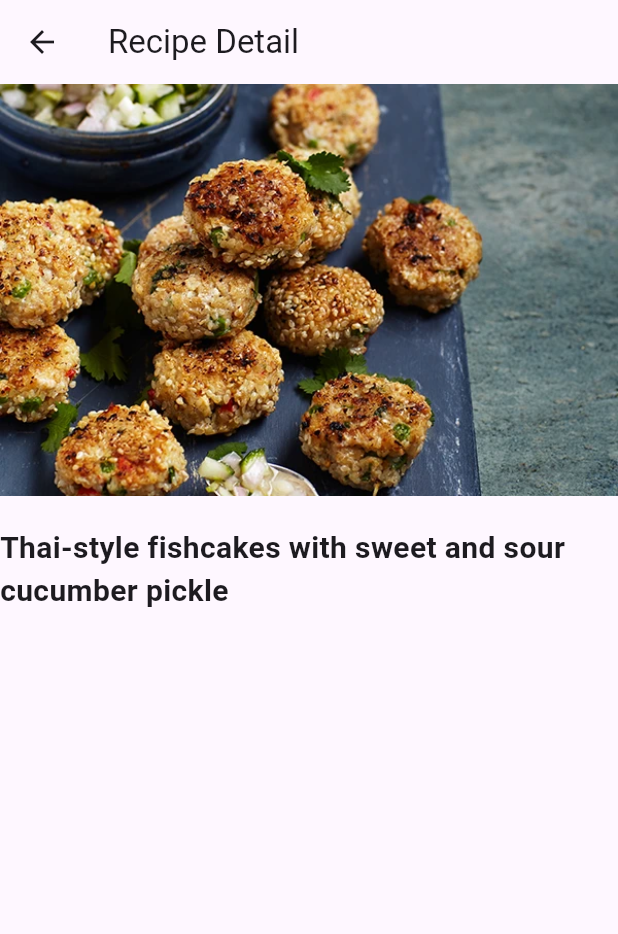
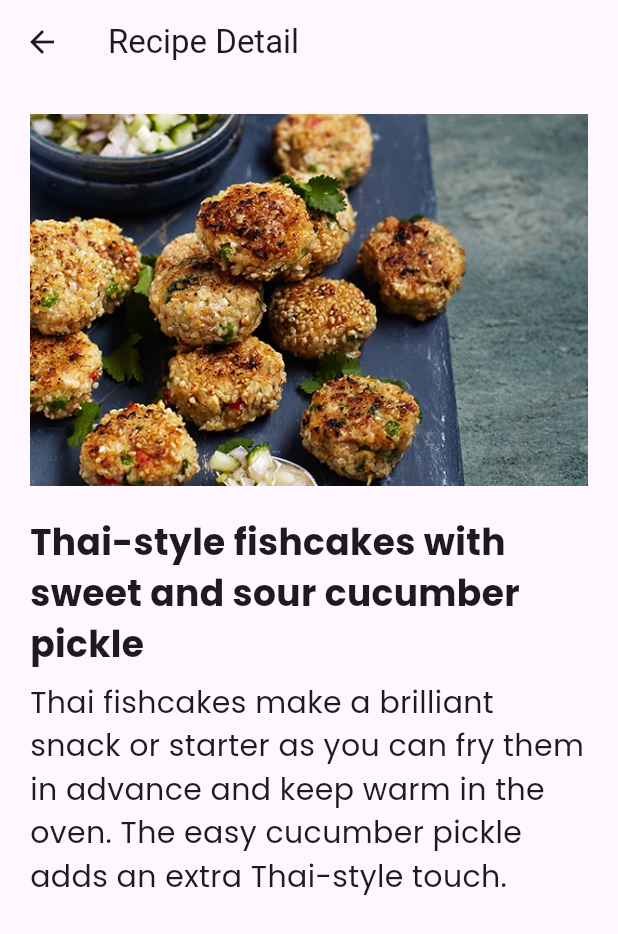
Before and after one commit to PolawatK/Recipe, a Flutter app: the screen it shows after launch, after a tap on "Thai-style fishcakes with sweet and sour", on a phone screen of 412 x 824 dp. Shown: the top 934 px of the screen. Run offline on Flutter 3.47's test engine with Material 3 defaults, Android fonts, the phone set to English and light mode, and no system bars; our stand-ins replace google_fonts.

Commit message:
Week 3: Assignments and Self-study

```diff
--- a/lib/Model/recipe.dart
+++ b/lib/Model/recipe.dart
@@ -1,22 +1,30 @@
 class Recipe {
   String imgLabel;
   String imageUrl;
+  String imgdetail;
 
-  Recipe(this.imageUrl, this.imgLabel);
+  Recipe(this.imageUrl, this.imgLabel, this.imgdetail);
 
   static List<Recipe> samples = [
     Recipe(
       'assets/images/2358.webp',
       'Thai-style fishcakes with sweet and sour cucumber pickle',
+      'Thai fishcakes make a brilliant snack or starter as you can fry them in advance and keep warm in the oven. The easy cucumber pickle adds an extra Thai-style touch.',
     ),
-    Recipe('assets/images/3910.webp', 'Sweet Thai basil smash cocktail'),
+    Recipe(
+      'assets/images/3910.webp',
+      'Sweet Thai basil smash cocktail',
+      'Make your own sweet Thai basil smash cocktail, invented by the folk at Rosa',
+    ),
     Recipe(
       'assets/images/p133-20250121rps2352northernlarbpreview-1-0ac4d35.webp',
       'Larb muang (Thai chopped pork salad)',
+      'Experience bold Thai flavours with Larb Muang, a vibrant chopped pork salad bursting with garlic, crispy shallots and spiced chillies. Perfect for sharing, this easy dish is served hot with sticky rice or lettuce cups',
     ),
     Recipe(
       'assets/images/p66-20250121rps2352tigersaladpreview-b01d5bc.webp',
       'Crying tiger beef salad (yum nua seua rong hai)',
+      'Enjoy the bold, spicy and tangy flavours of crying tiger beef salad, a Thai special-occasion dish. Tender grilled sirloin sits on crisp lettuce, dressed with a zesty lime and chilli sauce.',
     ),
   ];
 }
--- a/lib/main.dart
+++ b/lib/main.dart
@@ -1,6 +1,7 @@
 import 'package:flutter/material.dart';
 import 'package:recipes/Model/recipe.dart';
 import 'package:recipes/recipe-detail.dart';
+import 'package:google_fonts/google_fonts.dart';
 
 void main() {
   runApp(const RecipeApp());
@@ -71,7 +72,13 @@ Widget buildRecipeCard(Recipe recipe) {
       padding: const EdgeInsets.all(16.0),
       child: Column(
         children: <Widget>[
-          Text(recipe.imgLabel),
+          Text(
+            recipe.imgLabel,
+            style: GoogleFonts.poppins(
+              fontSize: 24,
+              fontWeight: FontWeight.bold,
+            ),
+          ),
           SizedBox(height: 8.0),
           Image(image: AssetImage(recipe.imageUrl)),
           SizedBox(height: 14.0),
--- a/lib/recipe-detail.dart
+++ b/lib/recipe-detail.dart
@@ -1,5 +1,6 @@
 import 'package:flutter/material.dart';
 import 'package:recipes/Model/recipe.dart';
+import 'package:google_fonts/google_fonts.dart';
 
 class RecipeDetail extends StatelessWidget {
   final Recipe recipe;
@@ -10,15 +11,23 @@ class RecipeDetail extends StatelessWidget {
     return Scaffold(
       appBar: AppBar(title: const Text('Recipe Detail')),
       body: Center(
+        child: Padding(
+          padding: const EdgeInsets.all(20.0),
           child: Column(
             children: [
               Image.asset(recipe.imageUrl),
               const SizedBox(height: 20),
               Text(
                 recipe.imgLabel,
-              style: const TextStyle(fontSize: 20, fontWeight: FontWeight.bold),
+                style: GoogleFonts.poppins(
+                  fontSize: 24,
+                  fontWeight: FontWeight.bold,
                 ),
+              ),
+              SizedBox(height: 8.0),
+              Text(recipe.imgdetail, style: GoogleFonts.poppins(fontSize: 20)),
             ],
+          ),
         ),
       ),
     );
--- a/pubspec.yaml
+++ b/pubspec.yaml
@@ -38,7 +38,7 @@ dependencies:
 dev_dependencies:
   flutter_test:
     sdk: flutter
-
+  google_fonts: ^6.3.3
   # The "flutter_lints" package below contains a set of recommended lints to
   # encourage good coding practices. The lint set provided by the package is
   # activated in the `analysis_options.yaml` file located at the root of your
@@ -60,6 +60,7 @@ flutter:
   # To add assets to your application, add an assets section, like this:
   assets:
     - assets/images/
+
 
   # An image asset can refer to one or more resolution-specific "variants", see
   # https://flutter.dev/to/resolution-aware-images
```
Also changed, not shown: pubspec.lock, 1 other file. Lines whose indentation alone changed are shown as unchanged.
